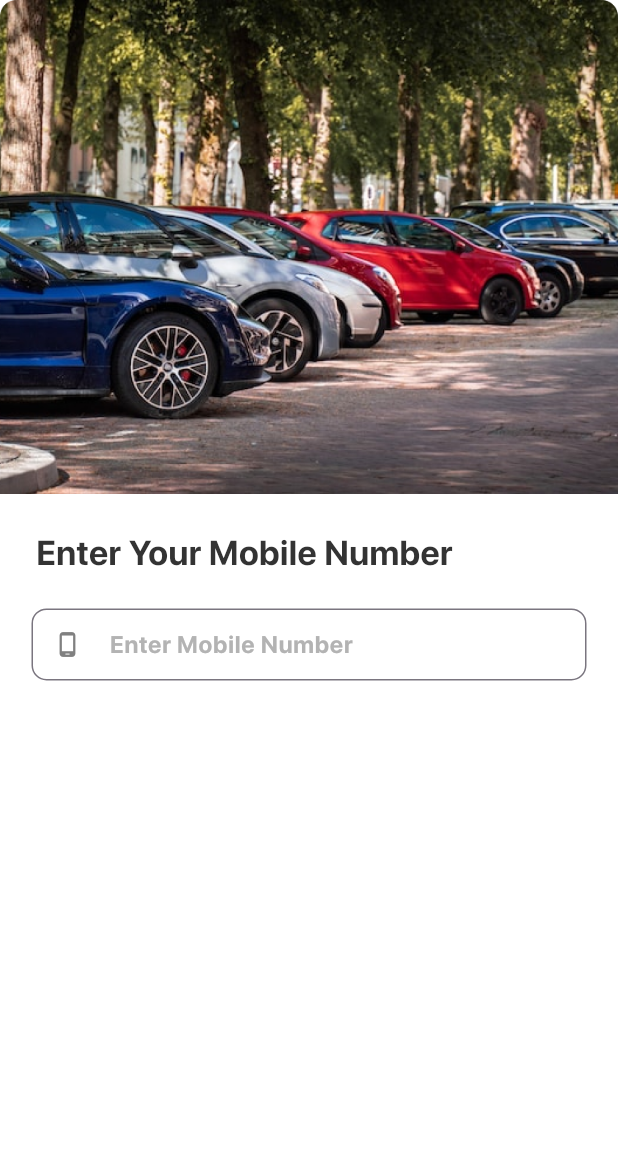
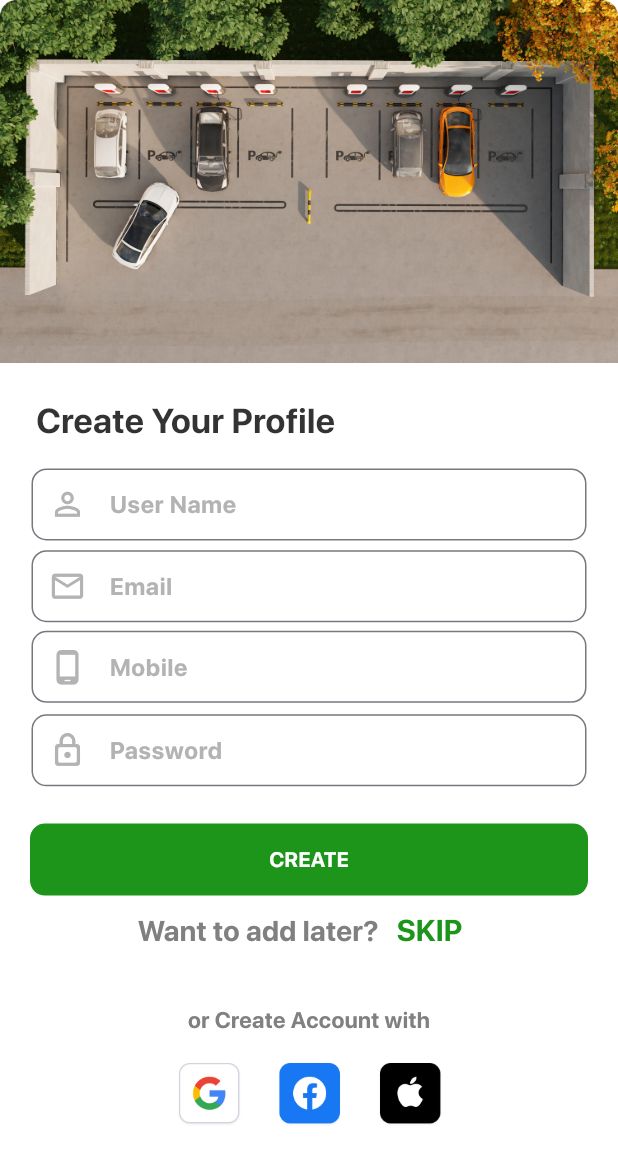
Before and after one commit to JeetRabadiya09/Easy_Park, a Flutter app: the screen it shows after launch, on a phone screen of 412 x 824 dp. Shown: the top 1163 px of the screen. Run offline on Flutter 3.47's test engine with Material 2 defaults, Android fonts, the light colour scheme and no system bars.

Commit message:
new screen

```diff
--- a/lib/main.dart
+++ b/lib/main.dart
@@ -1,4 +1,4 @@
-import 'package:easy_park/screen/login_screen.dart';
+import 'package:easy_park/screen/signup.dart';
 import 'package:flutter/material.dart';
 
 void main() {
@@ -17,7 +17,7 @@ class MyApp extends StatelessWidget {
         colorScheme: ColorScheme.fromSeed(seedColor: Colors.deepPurple),
         useMaterial3: true,
       ),
-      home: LoginScreen(),
+      home: SignUp(),
     );
   }
 }
--- /dev/null
+++ b/lib/screen/signup.dart
@@ -0,0 +1,257 @@
+import 'package:easy_park/screen/welcome_screen.dart';
+import 'package:flutter/material.dart';
+
+import 'first_page.dart';
+
+class SignUp extends StatefulWidget {
+  const SignUp({Key? key}) : super(key: key);
+
+  @override
+  State<SignUp> createState() => _SignUpState();
+}
+
+class _SignUpState extends State<SignUp> {
+  @override
+  Widget build(BuildContext context) {
+    return Scaffold(
+      backgroundColor: const Color(0xFFFFFFFF),
+      body: Column(
+        mainAxisAlignment: MainAxisAlignment.start,
+        children: [
+          Image.asset("assets/images3/park4.png"),
+          const Padding(
+            padding: EdgeInsets.only(left: 24, top: 22),
+            child: Align(
+              alignment: Alignment.topLeft,
+              child: Text(
+                "Create Your Profile",
+                style: TextStyle(
+                    color: Color(0xFF333333),
+                    fontFamily: "sf-pro-display-cufonfonts",
+                    fontWeight: FontWeight.w500,
+                    fontSize: 23),
+              ),
+            ),
+          ),
+          Align(
+            heightFactor: 1.12,
+            child: Padding(
+              padding: const EdgeInsets.only(right: 21, left: 21, top: 12),
+              child: TextField(
+                decoration: InputDecoration(
+                  border: OutlineInputBorder(
+                    borderRadius: BorderRadius.circular(10),
+                    borderSide:
+                        const BorderSide(width: 0.8, color: Color(0x8EB3B3B3)),
+                  ),
+                  contentPadding: const EdgeInsets.all(02),
+                  isDense: true,
+                  hintText: "User Name",
+                  hintStyle: const TextStyle(
+                      color: Color(0xFFB3B3B3),
+                      fontSize: 16,
+                      fontWeight: FontWeight.w400,
+                      fontFamily: "sf-pro-display-cufonfonts"),
+                  prefixIcon: const Icon(
+                    Icons.person_outline_sharp,
+                    color: Color(0xFFB3B3B3),
+                    size: 25,
+                  ),
+                ),
+                onTap: () {},
+              ),
+            ),
+          ),
+          Align(
+            heightFactor: 1.12,
+            child: Padding(
+              padding: const EdgeInsets.only(right: 21, left: 21),
+              child: TextField(
+                decoration: InputDecoration(
+                  border: OutlineInputBorder(
+                    borderRadius: BorderRadius.circular(10),
+                    borderSide:
+                        const BorderSide(width: 0.8, color: Color(0x8EB3B3B3)),
+                  ),
+                  contentPadding: const EdgeInsets.all(02),
+                  isDense: true,
+                  hintText: "Email",
+                  hintStyle: const TextStyle(
+                      color: Color(0xFFB3B3B3),
+                      fontSize: 16,
+                      fontWeight: FontWeight.w400,
+                      fontFamily: "sf-pro-display-cufonfonts"),
+                  prefixIcon: const Icon(
+                    Icons.email_outlined,
+                    color: Color(0xFFB3B3B3),
+                    size: 25,
+                  ),
+                ),
+                onTap: () {},
+              ),
+            ),
+          ),
+          Align(
+            heightFactor: 1.12,
+            child: Padding(
+              padding: const EdgeInsets.only(right: 21, left: 21),
+              child: TextField(
+                decoration: InputDecoration(
+                  border: OutlineInputBorder(
+                    borderRadius: BorderRadius.circular(10),
+                    borderSide:
+                        const BorderSide(width: 0.8, color: Color(0x8EB3B3B3)),
+                  ),
+                  contentPadding: const EdgeInsets.all(02),
+                  isDense: true,
+                  hintText: "Mobile",
+                  hintStyle: const TextStyle(
+                      color: Color(0xFFB3B3B3),
+                      fontSize: 16,
+                      fontWeight: FontWeight.w400,
+                      fontFamily: "sf-pro-display-cufonfonts"),
+                  prefixIcon: const Icon(
+                    Icons.phone_android_rounded,
+                    color: Color(0xFFB3B3B3),
+                    size: 25,
+                  ),
+                ),
+                onTap: () {},
+              ),
+            ),
+          ),
+          Align(
+            heightFactor: 1.2,
+            child: Padding(
+              padding: const EdgeInsets.only(right: 21, left: 21),
+              child: TextField(
+                decoration: InputDecoration(
+                  border: OutlineInputBorder(
+                    borderRadius: BorderRadius.circular(10),
+                    borderSide:
+                        const BorderSide(width: 0.8, color: Color(0x8EB3B3B3)),
+                  ),
+                  contentPadding: const EdgeInsets.all(02),
+                  isDense: true,
+                  hintText: "Password",
+                  hintStyle: const TextStyle(
+                      color: Color(0xFFB3B3B3),
+                      fontSize: 16,
+                      fontWeight: FontWeight.w400,
+                      fontFamily: "sf-pro-display-cufonfonts"),
+                  prefixIcon: const Icon(
+                    Icons.lock_outline_rounded,
+                    color: Color(0xFFB3B3B3),
+                    size: 25,
+                  ),
+                ),
+                onTap: () {},
+              ),
+            ),
+          ),
+          const SizedBox(
+            height: 20,
+          ),
+          GestureDetector(
+            onTap: () {
+              Navigator.push(
+                context,
+                MaterialPageRoute(
+                  builder: (context) => const WelcomeScreen(),
+                ),
+              );
+            },
+            child: Padding(
+              padding: const EdgeInsets.only(left: 20, right: 20),
+              child: Container(
+                height: 48,
+                width: double.infinity,
+                alignment: Alignment.center,
+                decoration: BoxDecoration(
+                  color: const Color(0xFF1D951A),
+                  borderRadius: BorderRadius.circular(10),
+                ),
+                child: const Text(
+                  "CREATE",
+                  style: TextStyle(
+                    fontSize: 14,
+                    fontFamily: "sf-pro-display-cufonfonts",
+                    fontWeight: FontWeight.w500,
+                    color: Color(0xFFFFFFFF),
+                  ),
+                ),
+              ),
+            ),
+          ),
+          Row(
+            mainAxisAlignment: MainAxisAlignment.center,
+            children: [
+              const Text(
+                "Want to add later?",
+                style: TextStyle(
+                    color: Color(0xFF808080),
+                    fontSize: 19,
+                    fontWeight: FontWeight.w400,
+                    fontFamily: "sf-pro-display-cufonfonts"),
+              ),
+              TextButton(
+                  onPressed: () {
+                    Navigator.push(
+                        context,
+                        MaterialPageRoute(
+                          builder: (context) => FirstPage(),
+                        ));
+                  },
+                  child: const Text(
+                    "SKIP",
+                    style: TextStyle(
+                        fontFamily: "sf-pro-display-cufonfonts",
+                        fontWeight: FontWeight.w600,
+                        fontSize: 20,
+                        color: Color(0xFF1D951A)),
+                  ))
+            ],
+          ),
+          const Align(
+            heightFactor: 3.3,
+            child: Text("or Create Account with",
+                style: TextStyle(
+                    color: Color(0xFF808080),
+                    fontSize: 15,
+                    fontWeight: FontWeight.w400,
+                    fontFamily: "sf-pro-display-cufonfonts")),
+          ),
+          Align(
+            heightFactor: 0.7,
+            child: Row(
+              mainAxisAlignment: MainAxisAlignment.center,
+              children: [
+                Image.asset(
+                  "assets/images3/google.png",
+                  width: 44,
+                  height: 44,
+                ),
+                const SizedBox(
+                  width: 23,
+                ),
+                Image.asset(
+                  "assets/images3/facebook.png",
+                  width: 44,
+                  height: 44,
+                ),
+                const SizedBox(
+                  width: 23,
+                ),
+                Image.asset(
+                  "assets/images3/apple.png",
+                  width: 44,
+                  height: 44,
+                )
+              ],
+            ),
+          ),
+        ],
+      ),
+    );
+  }
+}
```
Also changed, not shown: lib/screen/login_screen.dart (+82 -8 lines), lib/screen/welcome_screen.dart (+4 -4 lines), assets/images3/apple.png (added), assets/images3/facebook.png (added), assets/images3/google.png (added), assets/images3/park4.png (added).
